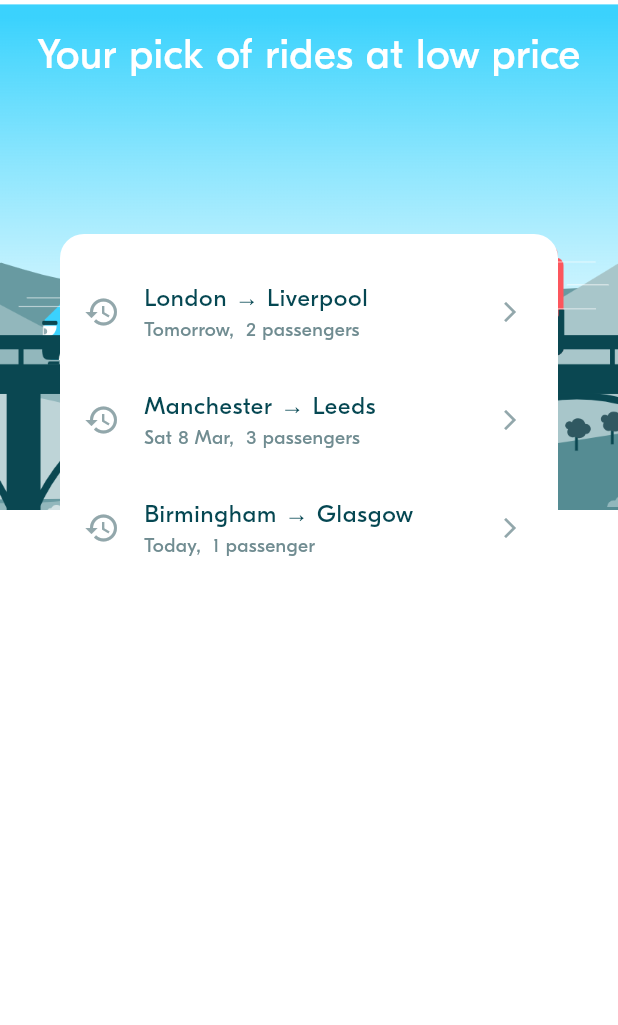
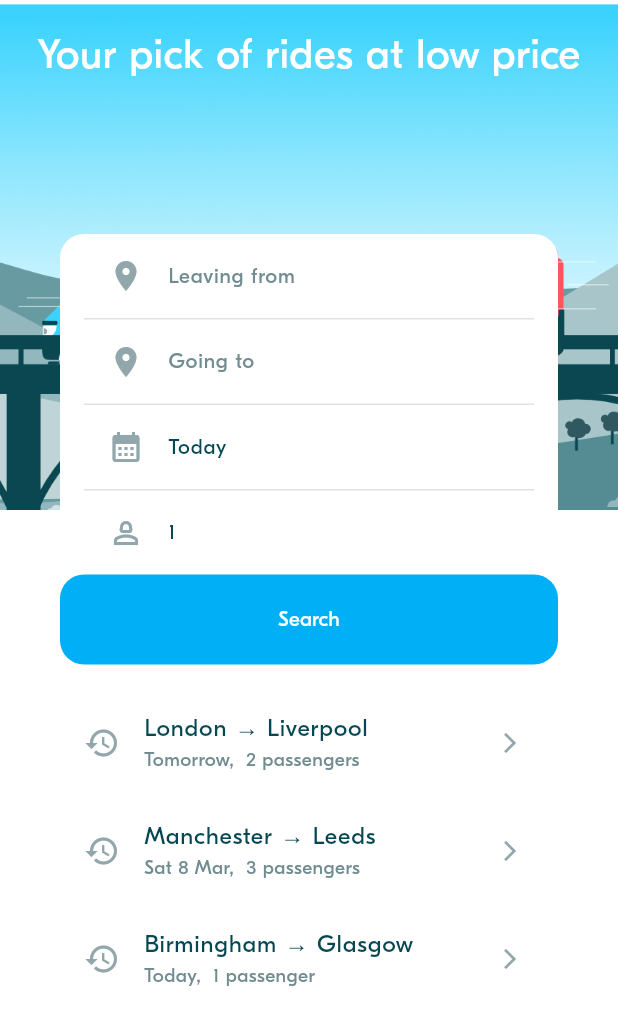
Before and after one commit to Soksan369/Flutter-Term2, a Flutter app: the screen it shows after launch, on a phone screen of 412 x 824 dp. Shown: the top 1025 px of the screen. Run offline on Flutter 3.47's test engine with Material 3 defaults, Android fonts, the phone set to English and light mode, and no system bars; project files that could hold a hidden picture were left out.

Commit message:
BLA-004–Implement-Ride-Preferences-Form

```diff
--- a/flutter_term2_blarbla_car/lib/model/ride/locations.dart
+++ b/flutter_term2_blarbla_car/lib/model/ride/locations.dart
@@ -19,6 +19,10 @@ class Location {
   final Country country;
 
   const Location({required this.name, required this.country});
+  Location.copy(Location other)
+      : name = other.name,
+        country = other.country;
+
 
   @override
   bool operator ==(Object other) {
--- a/flutter_term2_blarbla_car/lib/screens/ride_pref/widgets/ride_pref_form.dart
+++ b/flutter_term2_blarbla_car/lib/screens/ride_pref/widgets/ride_pref_form.dart
@@ -3,6 +3,12 @@ import 'package:flutter/material.dart';
 import '../../../model/ride/locations.dart';
 import '../../../model/ride_pref/ride_pref.dart';
 
+import '../../../theme/theme.dart';
+import '../../../utils/date_time_util.dart';
+import '../../../widgets/actions/bla_button.dart';
+import '../../../widgets/display/bla_divider.dart';
+import '../../../widgets/inputs/bla_location_picker.dart';
+import 'ride_pref_input_tile.dart';
 ///
 /// A Ride Preference From is a view to select:
 ///   - A depcarture location
@@ -38,17 +44,78 @@ class _RidePrefFormState extends State<RidePrefForm> {
   void initState() {
     super.initState();
     // TODO
+        if (widget.initRidePref != null) {
+      departure = widget.initRidePref!.departure;
+      arrival = widget.initRidePref!.arrival;
+      departureDate = widget.initRidePref!.departureDate;
+      requestedSeats = widget.initRidePref!.requestedSeats;
+    } else {
+      // If no given preferences, we select default ones :
+      departure = null; // User shall select the departure
+      departureDate = DateTime.now(); // Now  by default
+      arrival = null; // User shall select the arrival
+      requestedSeats = 1; // 1 seat book by default
+    }
   }
 
   // ----------------------------------
   // Handle events
   // ----------------------------------
+ void onDeparturePressed() async {
+    // 1- Select a location
+    Location? selectedLocation =
+        await Navigator.of(context).push<Location>(MaterialPageRoute(
+            builder: (ctx) => BlaLocationPicker( )));
 
+    // 2- Update the from if needed
+    if (selectedLocation != null) {
+      setState(() {
+        departure = selectedLocation;
+      });
+    }
+  }
+
+  void onArrivalPressed() async {
+    // 1- Select a location
+    Location? selectedLocation =
+        await Navigator.of(context).push<Location>(MaterialPageRoute(
+            builder: (ctx) => BlaLocationPicker(  )));
+
+    // 2- Update the from if needed
+    if (selectedLocation != null) {
+      setState(() {
+        arrival = selectedLocation;
+      });
+    }
+  }
+
+  void onSubmit() {}
+
+  void onSwappingLocationPressed() {
+    setState(() {
+      // We switch only if both departure and arrivate are defined
+      if (departure != null && arrival != null) {
+        Location temp = departure!;
+        departure = Location.copy(arrival!);
+        arrival = Location.copy(temp);
+      }
+    });
+  }
 
   // ----------------------------------
   // Compute the widgets rendering
   // ----------------------------------
+  String get departureLabel =>
+      departure != null ? departure!.name : "Leaving from";
+  String get arrivalLabel => arrival != null ? arrival!.name : "Going to";
 
+  bool get showDeparturePLaceHolder => departure == null;
+  bool get showArrivalPLaceHolder => arrival == null;
+
+  String get dateLabel => DateTimeUtils.formatDateTime(departureDate);
+  String get numberLabel => requestedSeats.toString();
+
+  bool get switchVisible => arrival != null && departure != null;
 
   // ----------------------------------
   // Build the widgets
@@ -58,7 +125,49 @@ class _RidePrefFormState extends State<RidePrefForm> {
     return Column(
         mainAxisAlignment: MainAxisAlignment.start,
         crossAxisAlignment: CrossAxisAlignment.stretch,
-        children: [
+         children: [
+          Padding(
+            padding: const EdgeInsets.symmetric(horizontal: BlaSpacings.m),
+            child: Column(
+              children: [
+                // 1 - Input the ride departure
+                RidePrefInputTile(
+                  isPlaceHolder: showDeparturePLaceHolder,
+                  title: departureLabel,
+                  leftIcon: Icons.location_on,
+                  onPressed: onDeparturePressed,
+                  rightIcon: switchVisible ? Icons.swap_vert : null,
+                  onRightIconPressed:
+                      switchVisible ? onSwappingLocationPressed : null,
+                ),
+                const BlaDivider(),
+
+                // 2 - Input the ride arrival
+                RidePrefInputTile(
+                    isPlaceHolder: showArrivalPLaceHolder,
+                    title: arrivalLabel,
+                    leftIcon: Icons.location_on,
+                    onPressed: onArrivalPressed),
+                const BlaDivider(),
+
+                // 3 - Input the ride date
+                RidePrefInputTile(
+                    title: dateLabel,
+                    leftIcon: Icons.calendar_month,
+                    onPressed: () => {}),
+                const BlaDivider(),
+
+                // 4 - Input the requested number of seats
+                RidePrefInputTile(
+                    title: numberLabel,
+                    leftIcon: Icons.person_2_outlined,
+                    onPressed: () => {})
+              ],
+            ),
+          ),
+
+          // 5 - Launch a search
+          BlaButton(text: 'Search', onPressed: onSubmit),
 
         ]);
   }
--- /dev/null
+++ b/flutter_term2_blarbla_car/lib/screens/ride_pref/widgets/ride_pref_input_tile.dart
@@ -0,0 +1,49 @@
+import 'package:flutter/material.dart';
+import 'package:flutter_term2_blarbla_car/widgets/actions/bla_icon_button.dart';
+
+import '../../../theme/theme.dart';
+
+///
+/// This tile represents a selectable tile on the Ride Preference screen
+///
+class RidePrefInputTile extends StatelessWidget {
+  final String title;
+  final VoidCallback onPressed;
+  final IconData leftIcon;
+
+  // If true the text is displayed ligher
+  final bool isPlaceHolder;
+
+  // A right button can be optionally provided
+  final IconData? rightIcon;
+  final VoidCallback? onRightIconPressed;
+
+  const RidePrefInputTile(
+      {super.key,
+      required this.title,
+      required this.onPressed,
+      required this.leftIcon,
+      this.rightIcon, //   optional
+      this.onRightIconPressed, //   optional
+      this.isPlaceHolder = false});
+
+  @override
+  Widget build(BuildContext context) {
+    Color textColor =
+        isPlaceHolder ? BlaColors.textLight : BlaColors.textNormal;
+
+    return ListTile(
+      onTap: onPressed,
+      title: Text(title,
+          style: BlaTextStyles.button.copyWith(fontSize: 14, color: textColor)),
+      leading: Icon(
+        leftIcon,
+        size: BlaSize.icon,
+        color: BlaColors.iconLight,
+      ),
+      trailing: rightIcon != null
+          ? BlaIconButton(icon: rightIcon, onPressed: onRightIconPressed)
+          : null,
+    );
+  }
+}
--- a/flutter_term2_blarbla_car/lib/theme/theme.dart
+++ b/flutter_term2_blarbla_car/lib/theme/theme.dart
@@ -48,6 +48,9 @@ class BlaColors {
 class BlaTextStyles {
   static TextStyle heading = TextStyle(fontSize: 28, fontWeight: FontWeight.w500);
 
+ static TextStyle title =  TextStyle(fontSize: 20, fontWeight: FontWeight.w400);
+
+
   static TextStyle body =  TextStyle(fontSize: 16, fontWeight: FontWeight.w400);
 
   static TextStyle label =  TextStyle(fontSize: 13, fontWeight: FontWeight.w400);
@@ -72,7 +75,9 @@ class BlaSpacings {
   static const double radiusLarge = 24;
 }
 
-
+class BlaSize {
+  static const double icon = 24;
+}
 
 ///
 /// Definition of App Theme.
```
Also changed, not shown: flutter_term2_blarbla_car/lib/widgets/actions/bla_icon_button.dart (added, +28 -0 lines), flutter_term2_blarbla_car/lib/widgets/inputs/bla_location_picker.dart (added, +15 -0 lines).
